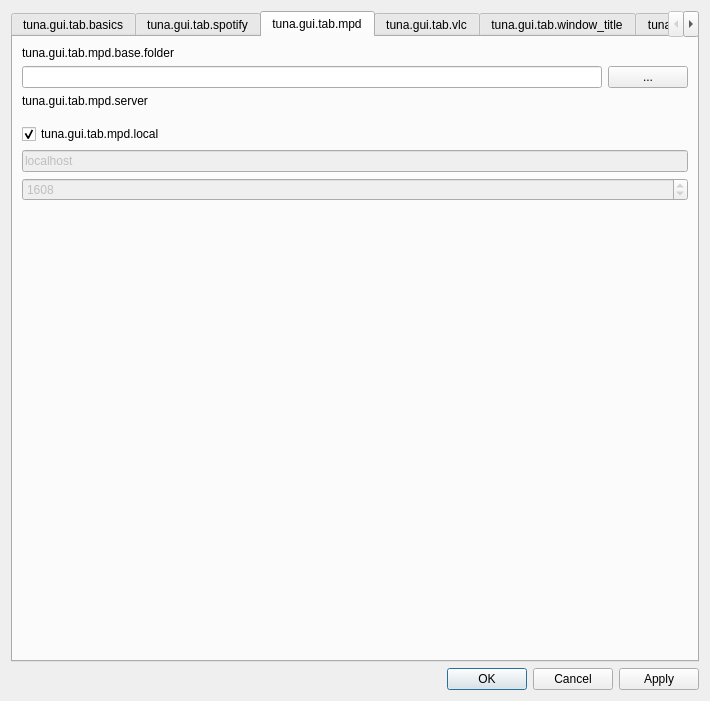
Before: the Qt Designer form src/gui/tuna_gui.ui in univrsal/tuna, drawn with Qt 5.
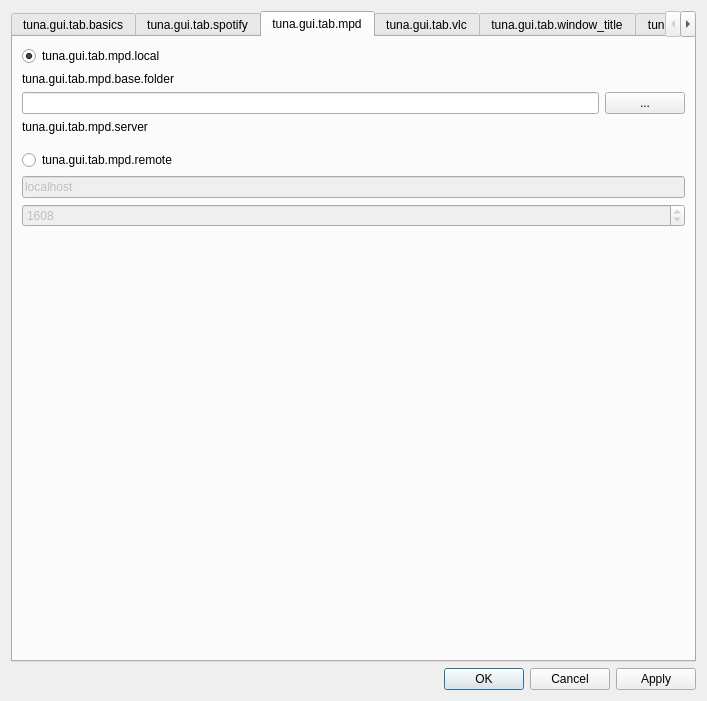
After: the same form once the commit is applied. The open tabs and pages were chosen to show the change. Icons and pictures are not drawn.

Commit message: fixed mpd cover not switching when pausing/unpausing mpd tab only offers covers for local servers now

What changed in the file:
```diff
--- a/src/gui/tuna_gui.ui
+++ b/src/gui/tuna_gui.ui
@@ -6,16 +6,34 @@
    <rect>
     <x>0</x>
     <y>0</y>
-    <width>710</width>
+    <width>707</width>
     <height>701</height>
    </rect>
   </property>
+  <property name="sizePolicy">
+   <sizepolicy hsizetype="Preferred" vsizetype="Preferred">
+    <horstretch>0</horstretch>
+    <verstretch>0</verstretch>
+   </sizepolicy>
+  </property>
+  <property name="minimumSize">
+   <size>
+    <width>0</width>
+    <height>0</height>
+   </size>
+  </property>
   <property name="windowTitle">
    <string>tuna.gui.title</string>
   </property>
   <layout class="QVBoxLayout" name="verticalLayout">
    <item>
     <widget class="QTabWidget" name="settings_tabs">
+     <property name="sizePolicy">
+      <sizepolicy hsizetype="Preferred" vsizetype="Expanding">
+       <horstretch>0</horstretch>
+       <verstretch>0</verstretch>
+      </sizepolicy>
+     </property>
      <property name="currentIndex">
       <number>5</number>
      </property>
@@ -956,6 +974,16 @@
        <string>tuna.gui.tab.mpd</string>
       </attribute>
       <layout class="QVBoxLayout" name="verticalLayout_5">
+       <item>
+        <widget class="QRadioButton" name="rb_local">
+         <property name="text">
+          <string>tuna.gui.tab.mpd.local</string>
+         </property>
+         <property name="checked">
+          <bool>true</bool>
+         </property>
+        </widget>
+       </item>
        <item>
         <widget class="QLabel" name="label_10">
          <property name="text">
@@ -1015,12 +1043,12 @@
         </widget>
        </item>
        <item>
-        <widget class="QCheckBox" name="cb_local">
+        <widget class="QRadioButton" name="rb_remote">
          <property name="text">
-          <string>tuna.gui.tab.mpd.local</string>
+          <string>tuna.gui.tab.mpd.remote</string>
          </property>
          <property name="checked">
-          <bool>true</bool>
+          <bool>false</bool>
          </property>
         </widget>
        </item>
```
Left out of the diff: 14 changed lines with no effect on the pictures. The commit also changes 8 other files.
